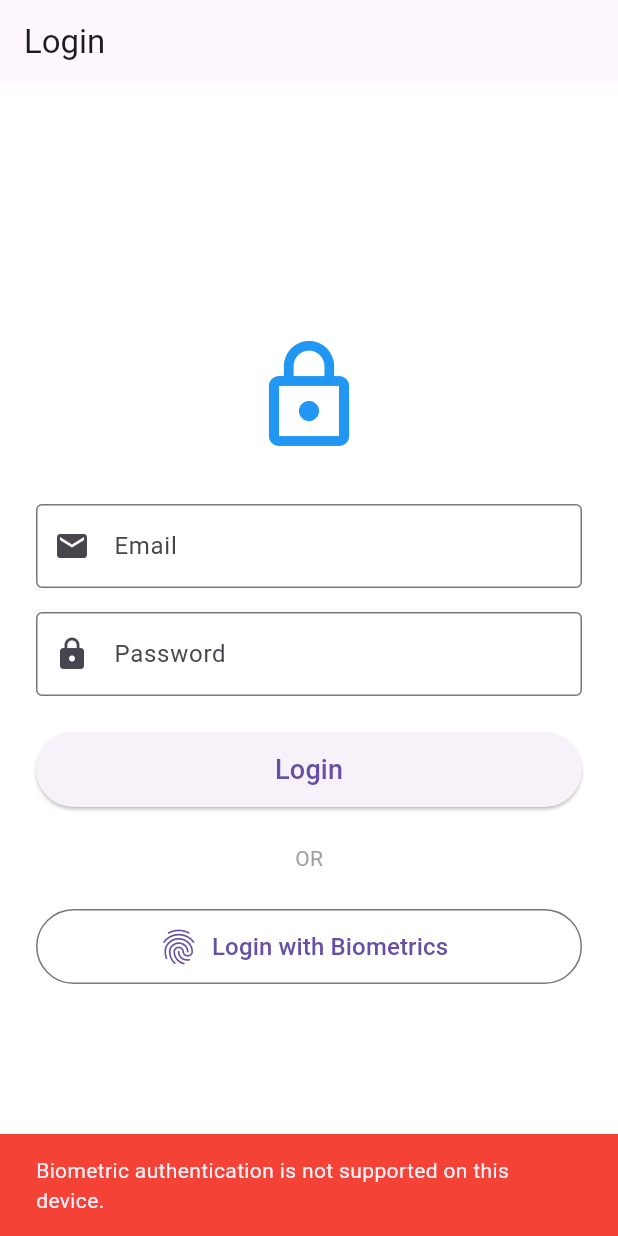
After one commit to infinite-code-solution/flutter-grama-seva, a Flutter app: the LoginScreen screen opened directly, after a tap on "Login with Biometrics", on a phone screen of 412 x 824 dp. The commit adds this screen. Run offline on Flutter 3.47's test engine with Material 3 defaults, Android fonts, the phone set to English and light mode, and no system bars; our stand-ins replace flutter_contacts, geolocator, image_picker, local_auth, open_filex, permission_handler.

Commit message:
login screen

```diff
--- /dev/null
+++ b/lib/login_screen.dart
@@ -0,0 +1,133 @@
+import 'package:flutter/material.dart';
+import 'package:local_auth/local_auth.dart';
+import 'package:flutter/services.dart';
+import 'home_screen.dart'; // Adjust if HomeScreen is located elsewhere
+
+class LoginScreen extends StatefulWidget {
+  const LoginScreen({Key? key}) : super(key: key);
+
+  @override
+  State<LoginScreen> createState() => _LoginScreenState();
+}
+
+class _LoginScreenState extends State<LoginScreen> {
+  final TextEditingController _emailController = TextEditingController();
+  final TextEditingController _passwordController = TextEditingController();
+  final LocalAuthentication _auth = LocalAuthentication();
+
+  final String _hardcodedEmail = "test@example.com";
+  final String _hardcodedPassword = "password123";
+
+  // Attempt login with Email & Password
+  void _loginWithEmail() {
+    if (_emailController.text.isNotEmpty && _passwordController.text.isNotEmpty) {
+      _navigateToHome();
+    } else {
+      _showError("Please enter an email and password!");
+    }
+  }
+
+  // Attempt login with Biometrics
+  Future<void> _loginWithBiometrics() async {
+    try {
+      final bool canAuthenticateWithBiometrics = await _auth.canCheckBiometrics;
+      final bool canAuthenticate =
+          canAuthenticateWithBiometrics || await _auth.isDeviceSupported();
+
+      if (!canAuthenticate) {
+        _showError("Biometric authentication is not supported on this device.");
+        return;
+      }
+
+      final bool didAuthenticate = await _auth.authenticate(
+        localizedReason: 'Please authenticate to log in',
+      );
+
+      if (didAuthenticate) {
+        _navigateToHome();
+      }
+    } on PlatformException catch (e) {
+      _showError("Error: ${e.message}");
+    }
+  }
+
+  void _navigateToHome() {
+    // Navigate to HomeScreen and remove all previous routes
+    Navigator.pushAndRemoveUntil(
+      context,
+      MaterialPageRoute(builder: (context) => const HomeScreen()),
+      (route) => false,
+    );
+  }
+
+  void _showError(String message) {
+    ScaffoldMessenger.of(context).showSnackBar(
+      SnackBar(content: Text(message), backgroundColor: Colors.red),
+    );
+  }
+
+  @override
+  Widget build(BuildContext context) {
+    return Scaffold(
+      backgroundColor: Colors.white,
+      appBar: AppBar(title: const Text("Login")),
+      body: Padding(
+        padding: const EdgeInsets.all(24.0),
+        child: Center(
+          child: SingleChildScrollView(
+            child: Column(
+              mainAxisAlignment: MainAxisAlignment.center,
+              children: [
+                const Icon(Icons.lock_outline, size: 80, color: Colors.blue),
+                const SizedBox(height: 32),
+                TextField(
+                  controller: _emailController,
+                  keyboardType: TextInputType.emailAddress,
+                  decoration: const InputDecoration(
+                    labelText: "Email",
+                    border: OutlineInputBorder(),
+                    prefixIcon: Icon(Icons.email),
+                  ),
+                ),
+                const SizedBox(height: 16),
+                TextField(
+                  controller: _passwordController,
+                  obscureText: true,
+                  decoration: const InputDecoration(
+                    labelText: "Password",
+                    border: OutlineInputBorder(),
+                    prefixIcon: Icon(Icons.lock),
+                  ),
+                ),
+                const SizedBox(height: 24),
+                SizedBox(
+                  width: double.infinity,
+                  height: 50,
+                  child: ElevatedButton(
+                    onPressed: _loginWithEmail,
+                    child: const Text("Login", style: TextStyle(fontSize: 18)),
+                  ),
+                ),
+                const SizedBox(height: 24),
+                const Text("OR", style: TextStyle(color: Colors.grey)),
+                const SizedBox(height: 24),
+                SizedBox(
+                  width: double.infinity,
+                  height: 50,
+                  child: OutlinedButton.icon(
+                    onPressed: _loginWithBiometrics,
+                    icon: const Icon(Icons.fingerprint, size: 28),
+                    label: const Text(
+                      "Login with Biometrics",
+                      style: TextStyle(fontSize: 16),
+                    ),
+                  ),
+                ),
+              ],
+            ),
+          ),
+        ),
+      ),
+    );
+  }
+}
--- a/lib/splash_screen.dart
+++ b/lib/splash_screen.dart
@@ -1,5 +1,5 @@
 import 'package:flutter/material.dart';
-import 'home_screen.dart';
+import 'login_screen.dart';
 import 'dart:async';
 
 class SplashScreen extends StatefulWidget {
@@ -31,7 +31,7 @@ class _SplashScreenState extends State<SplashScreen> {
 
   void _navigateToHome() {
     Navigator.of(context).pushReplacement(
-      MaterialPageRoute(builder: (context) => const HomeScreen()),
+      MaterialPageRoute(builder: (context) => const LoginScreen()),
     );
   }
 
--- a/pubspec.yaml
+++ b/pubspec.yaml
@@ -39,6 +39,7 @@ dependencies:
   geolocator: ^10.1.0
   open_filex: ^4.7.0
   image_picker: ^1.2.3
+  local_auth: ^3.0.2
 
 dev_dependencies:
   flutter_test:
```
Also changed, not shown: pubspec.lock, 1 other file.
